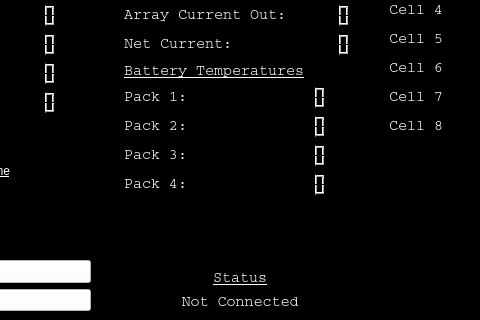
Qt form SolarCarTestUI.ui (UCSolarCarTeam/Delta-Desktop-Client-Telemetry) before a commit; both pictures show x 168 to 648 and y 206 to 526 of the 900 by 526 pixel window.
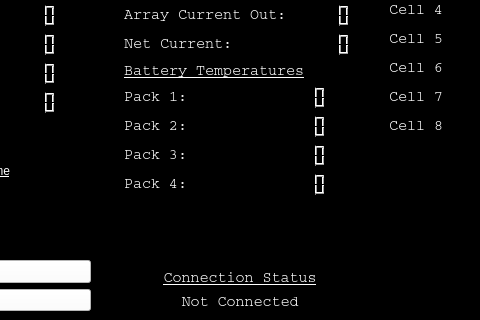
The same form after that commit. Icons and pictures are not drawn.

Commit message: changed mainStatus to connectionStatus in UI

Patch:
```diff
--- a/SolarCarTestUI.ui
+++ b/SolarCarTestUI.ui
@@ -716,7 +716,7 @@
              </font>
             </property>
             <property name="text">
-             <string>&lt;html&gt;&lt;head/&gt;&lt;body&gt;&lt;p&gt;&lt;span style=&quot; font-size:11pt; text-decoration: underline;&quot;&gt;Status&lt;/span&gt;&lt;/p&gt;&lt;/body&gt;&lt;/html&gt;</string>
+             <string>&lt;html&gt;&lt;head/&gt;&lt;body&gt;&lt;p&gt;&lt;span style=&quot; font-size:11pt; text-decoration: underline;&quot;&gt;Connection Status&lt;/span&gt;&lt;/p&gt;&lt;/body&gt;&lt;/html&gt;</string>
             </property>
             <property name="alignment">
              <set>Qt::AlignCenter</set>
```
Left out of the diff: 4 changed lines with no effect on the pictures. The commit also changes 5 other files.
